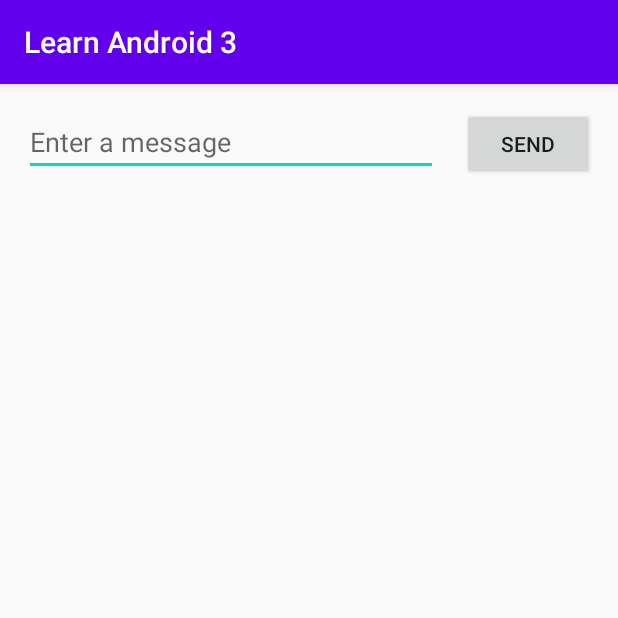
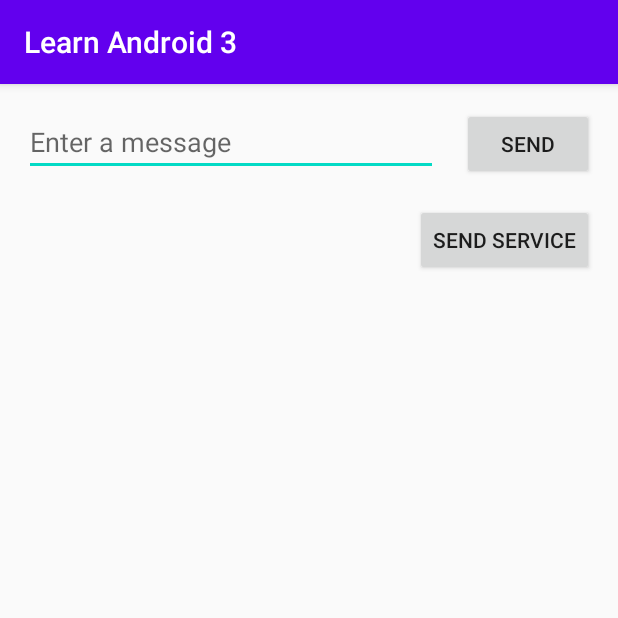
Before and after one commit to d6u/learn-android-3, an Android app: the screen it shows after launch (MainActivity), on a phone screen of 412 x 824 dp, the top half of it. Run offline under Robolectric (Android 15) with nearby library versions, the phone set to English and light mode, and no system bars.

Commit message:
IntentService

```diff
--- a/app/src/main/res/layout/activity_main.xml
+++ b/app/src/main/res/layout/activity_main.xml
@@ -12,14 +12,14 @@
         android:layout_height="wrap_content"
         android:layout_marginStart="16dp"
         android:layout_marginTop="16dp"
+        android:autofillHints=""
         android:ems="10"
         android:hint="@string/edit_message"
         android:inputType="textPersonName"
         app:layout_constraintEnd_toStartOf="@+id/button"
         app:layout_constraintHorizontal_bias="0.5"
         app:layout_constraintStart_toStartOf="parent"
-        app:layout_constraintTop_toTopOf="parent"
-        android:autofillHints="" />
+        app:layout_constraintTop_toTopOf="parent" />
 
     <Button
         android:id="@+id/button"
@@ -33,4 +33,15 @@
         app:layout_constraintEnd_toEndOf="parent"
         app:layout_constraintHorizontal_bias="0.5"
         app:layout_constraintStart_toEndOf="@+id/editText" />
+
+    <Button
+        android:id="@+id/button_send_service"
+        android:layout_width="wrap_content"
+        android:layout_height="wrap_content"
+        android:layout_marginTop="16dp"
+        android:layout_marginEnd="16dp"
+        android:onClick="sendMessageService"
+        android:text="@string/button_send_service"
+        app:layout_constraintEnd_toEndOf="parent"
+        app:layout_constraintTop_toBottomOf="@+id/button" />
 </androidx.constraintlayout.widget.ConstraintLayout>
--- a/app/src/main/res/values/strings.xml
+++ b/app/src/main/res/values/strings.xml
@@ -2,4 +2,5 @@
     <string name="app_name">Learn Android 3</string>
     <string name="edit_message">Enter a message</string>
     <string name="button_send">Send</string>
+    <string name="button_send_service">Send Service</string>
 </resources>
```
Also changed, not shown: app/src/main/AndroidManifest.xml (+5 -2 lines), app/src/main/java/com/daiwei/learnandroid3/LogMessageService.java (added, +27 -0 lines), app/src/main/java/com/daiwei/learnandroid3/MainActivity.java (+9 -1 lines).
